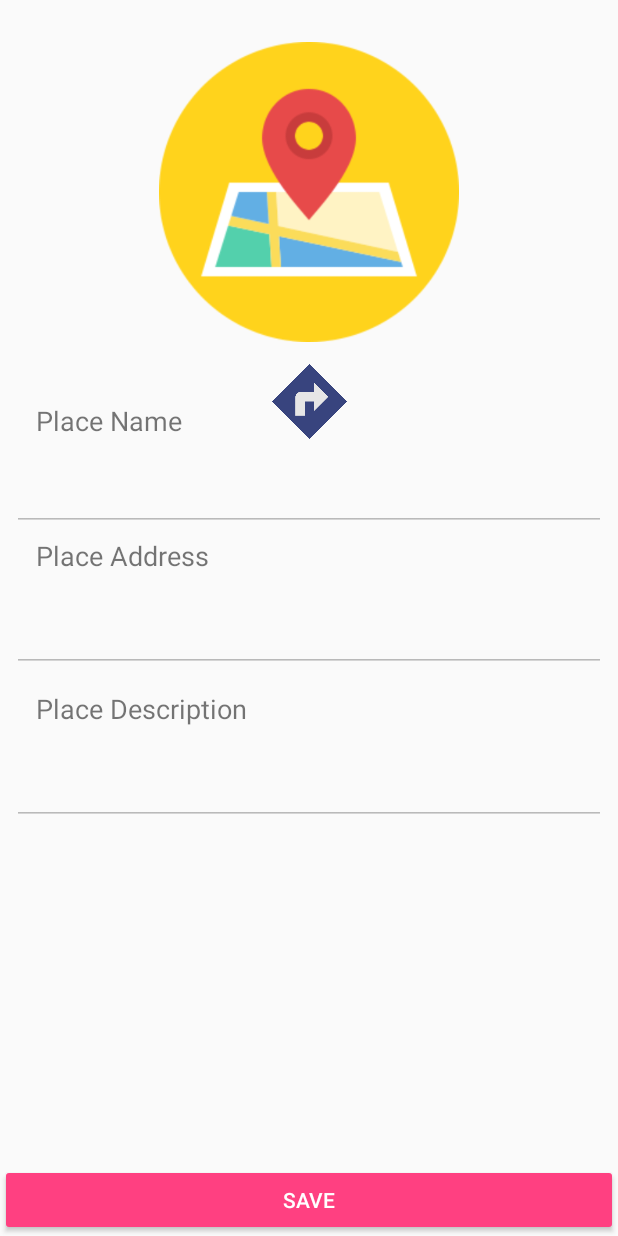
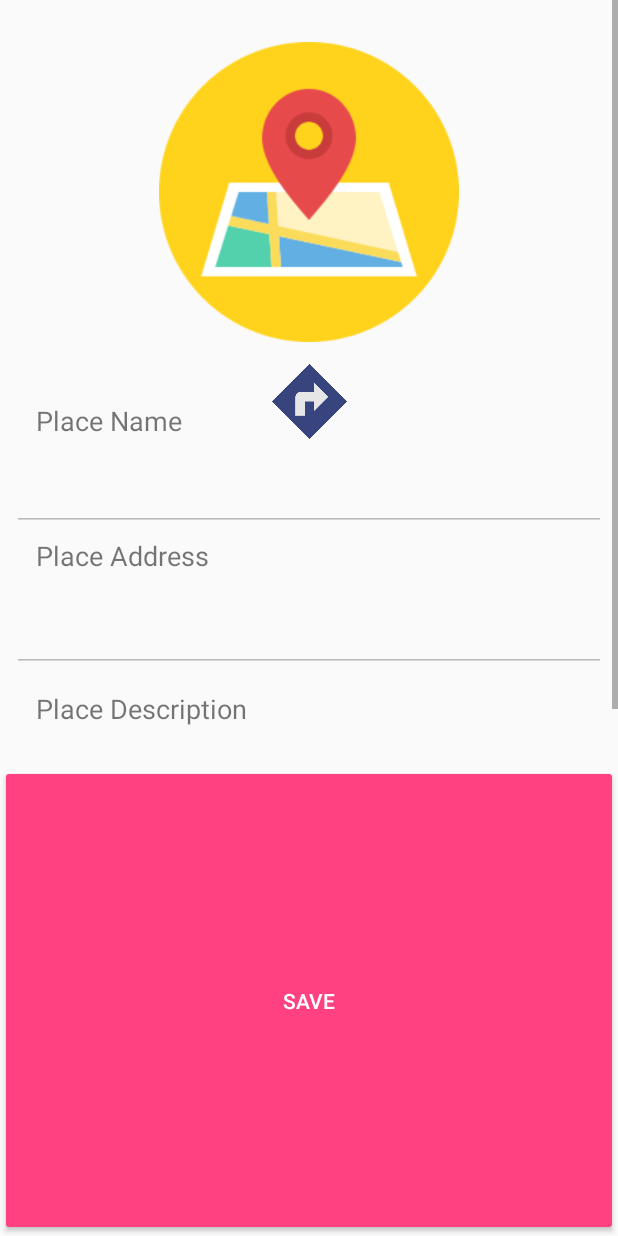
Before and after one commit to trongitnlu/MyPlaceApp, an Android app: the DetailActivity screen opened directly, with no data from a screen before it, on a phone screen of 412 x 824 dp. Run offline under Robolectric (Android 15) with nearby library versions, the phone set to English and light mode, and no system bars; our stand-ins replace ButterKnife, Picasso; pictures from the network do not load.

Commit message:
fix layout detail-place

```diff
--- a/app/src/main/res/layout/activity_detail_a.xml
+++ b/app/src/main/res/layout/activity_detail_a.xml
@@ -10,11 +10,11 @@
     <ScrollView
         android:id="@+id/container"
         android:layout_width="match_parent"
-        android:layout_height="match_parent">
+        android:layout_height="510dp">
 
         <android.support.constraint.ConstraintLayout
             android:layout_width="match_parent"
-            android:layout_height="match_parent">
+            android:layout_height="wrap_content">
 
             <ImageView xmlns:app="http://schemas.android.com/apk/res-auto"
                 android:id="@+id/imageView"
@@ -169,12 +169,14 @@
                 app:layout_constraintTop_toBottomOf="@+id/textView3" />
         </android.support.constraint.ConstraintLayout>
     </ScrollView>
+
     <Button
-        android:onClick="onClick"
+        android:layout_alignParentBottom="true"
         android:id="@+id/btn_save"
         style="@android:style/Widget.Material.Button.Colored"
-        android:layout_alignBottom="@id/container"
         android:layout_width="match_parent"
-        android:layout_height="wrap_content"
+        android:layout_height="match_parent"
+        android:layout_below="@+id/container"
+        android:onClick="onClick"
         android:text="Save" />
 </RelativeLayout>
```
